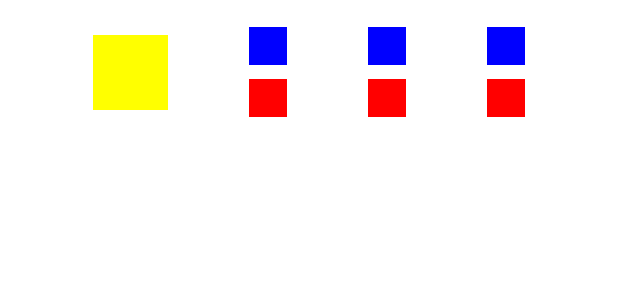
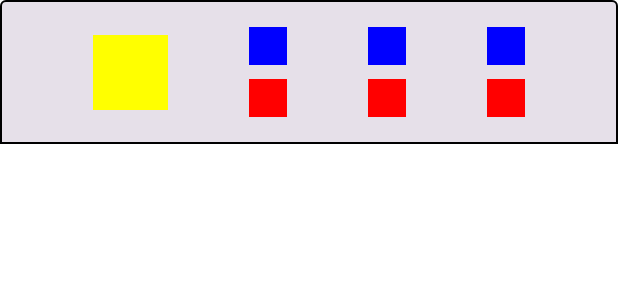
Before and after one commit to IvanToropygin/FirstComposeProject, an Android app built with Jetpack Compose: the @Preview function InstagramProfileCard, on a phone screen of 412 x 824 dp. Shown: the top 300 px of the screen. Run offline under Robolectric (Android 15) with nearby library versions, the phone set to English and light mode, and no system bars.

Commit message:
lesson_5 addCard for border

```diff
--- a/app/src/main/java/com/sumin/firstcomposeproject/ui/theme/InstagramProfileCard.kt
+++ b/app/src/main/java/com/sumin/firstcomposeproject/ui/theme/InstagramProfileCard.kt
@@ -1,15 +1,17 @@
 package com.sumin.firstcomposeproject.ui.theme
 
+import androidx.compose.foundation.BorderStroke
 import androidx.compose.foundation.background
 import androidx.compose.foundation.layout.Arrangement
 import androidx.compose.foundation.layout.Box
 import androidx.compose.foundation.layout.Column
 import androidx.compose.foundation.layout.Row
-import androidx.compose.foundation.layout.displayCutoutPadding
 import androidx.compose.foundation.layout.fillMaxWidth
 import androidx.compose.foundation.layout.height
 import androidx.compose.foundation.layout.padding
 import androidx.compose.foundation.layout.size
+import androidx.compose.foundation.shape.RoundedCornerShape
+import androidx.compose.material3.Card
 import androidx.compose.runtime.Composable
 import androidx.compose.ui.Alignment
 import androidx.compose.ui.Modifier
@@ -20,6 +22,10 @@ import androidx.compose.ui.unit.dp
 @Preview
 @Composable
 fun InstagramProfileCard() {
+    Card(
+        shape = RoundedCornerShape(topStart = 4.dp, topEnd = 4.dp),
+        border = BorderStroke(width = 1.dp, color = Color.Black)
+    ) {
         Row(
             modifier = Modifier
                 .fillMaxWidth()
@@ -38,6 +44,7 @@ fun InstagramProfileCard() {
             TwoRowTextBox()
             TwoRowTextBox()
             TwoRowTextBox()
+        }
     }
 }
 
```
Also changed, not shown: app/src/main/java/com/sumin/firstcomposeproject/MainActivity.kt (+15 -39 lines), app/src/main/java/com/sumin/firstcomposeproject/ui/theme/TimesTable.kt (added, +50 -0 lines). Lines whose indentation alone changed are shown as unchanged.
